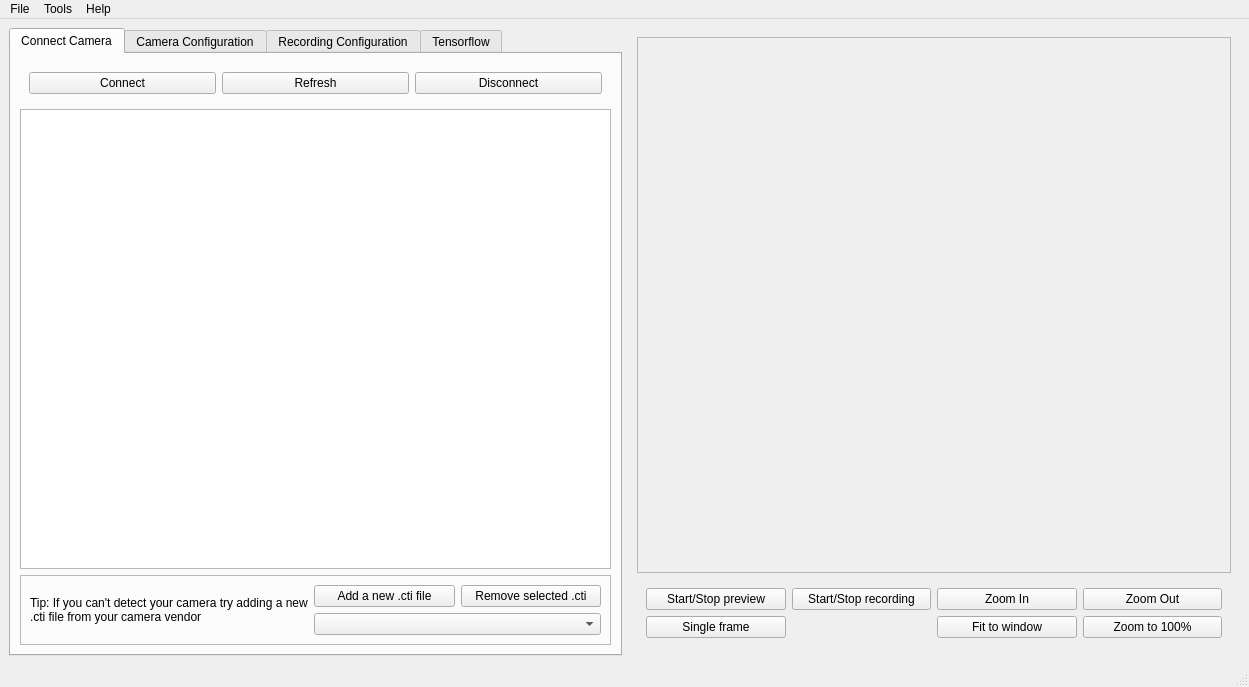
The window that anubis.ui (xlukas10/anubis) describes before a commit, drawn with Qt 5.
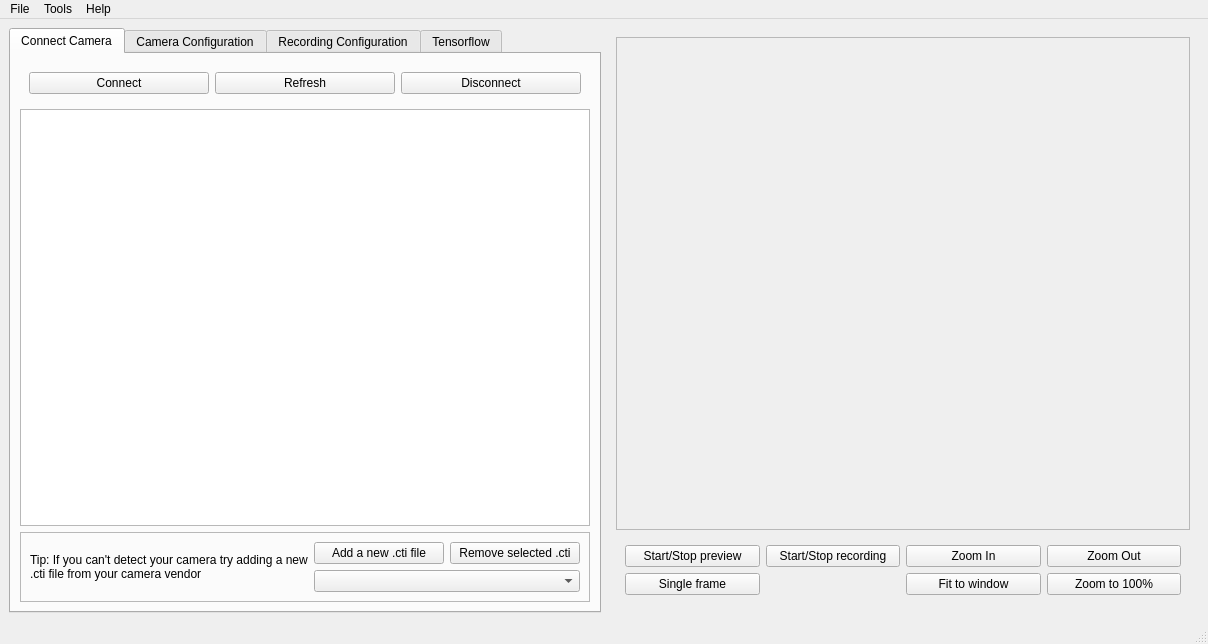
The same window after the commit. Icons and pictures are not drawn.

Commit message: added int and float feature limits

What changed in the file:
```diff
--- a/anubis.ui
+++ b/anubis.ui
@@ -6,8 +6,8 @@
    <rect>
     <x>0</x>
     <y>0</y>
-    <width>1249</width>
-    <height>687</height>
+    <width>1208</width>
+    <height>644</height>
    </rect>
   </property>
   <property name="windowTitle">
@@ -83,15 +83,15 @@
            <rect>
             <x>0</x>
             <y>0</y>
-            <width>586</width>
-            <height>498</height>
+            <width>565</width>
+            <height>455</height>
            </rect>
           </property>
           <widget class="QLabel" name="camera_preview">
            <property name="geometry">
             <rect>
-             <x>0</x>
-             <y>0</y>
+             <x>-30</x>
+             <y>-10</y>
              <width>760</width>
              <height>521</height>
             </rect>
@@ -684,7 +684,7 @@
     <rect>
      <x>0</x>
      <y>0</y>
-     <width>1249</width>
+     <width>1208</width>
      <height>26</height>
     </rect>
    </property>
```
The commit also changes 2 other files.
